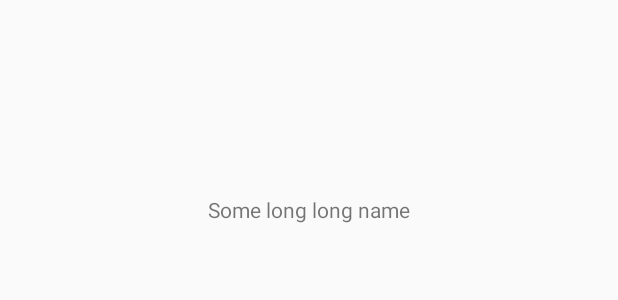
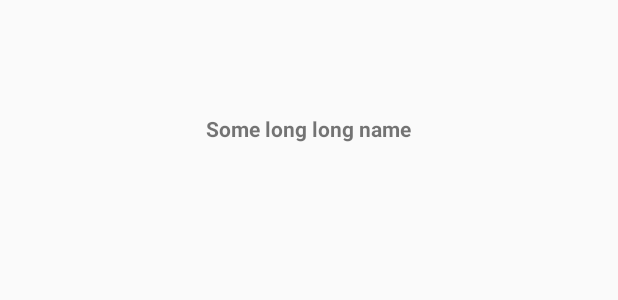
Before and after one commit to Superdude09/GitHubProject, an Android app: the layout layout_user_info.xml on its own in the app's theme, with its tools: preview values and no code run, on a phone screen of 412 x 824 dp. Shown: the top 300 px of the screen. Run offline under Robolectric (Android 15) with nearby library versions, the phone set to English and light mode, and no system bars; network calls fail.

```diff
--- a/app/src/main/java/com/example/githubproject/userinfo/UserReposListAdapter.kt
+++ b/app/src/main/java/com/example/githubproject/userinfo/UserReposListAdapter.kt
@@ -1,11 +1,9 @@
 package com.example.githubproject.userinfo
 
 import android.view.ViewGroup
-import android.widget.TextView
 import androidx.recyclerview.widget.RecyclerView
 import com.example.githubproject.userinfo.model.UserRepo
 import timber.log.Timber
-import java.lang.IndexOutOfBoundsException
 
 class UserReposListAdapter(private val listUserRepos: List<UserRepo>) : RecyclerView.Adapter<UserReposListAdapter.UserRepoViewHolder>() {
 
--- a/app/src/main/res/layout/layout_user_info.xml
+++ b/app/src/main/res/layout/layout_user_info.xml
@@ -5,7 +5,7 @@
     android:layout_width="match_parent"
     android:layout_height="match_parent"
     android:orientation="vertical"
-    android:padding="16dp">
+    android:padding="8dp">
 
     <LinearLayout
         android:id="@+id/user_info_container"
@@ -19,7 +19,7 @@
             android:layout_width="wrap_content"
             android:layout_height="0dp"
             android:layout_gravity="center_horizontal"
-            android:layout_weight="5"
+            android:layout_weight="6"
             android:importantForAccessibility="no" />
 
         <TextView
@@ -29,6 +29,7 @@
             android:layout_gravity="center_horizontal"
             android:layout_marginTop="8dp"
             android:layout_weight="1"
+            android:textStyle="bold"
             tools:text="Some long long name" />
 
     </LinearLayout>
@@ -37,7 +38,7 @@
         android:id="@+id/user_repos_container"
         android:layout_width="match_parent"
         android:layout_height="wrap_content"
-        android:layout_weight="5" >
+        android:layout_weight="10">
 
         <androidx.recyclerview.widget.RecyclerView
             android:id="@+id/rv_user_repos"
```
Also changed, not shown: app/src/main/java/com/example/githubproject/common/Util.kt (+12 -0 lines), app/src/main/java/com/example/githubproject/userinfo/UserRepoComponent.kt (+27 -2 lines), app/src/main/res/layout/activity_main.xml (+5 -8 lines), app/src/main/res/layout/layout_user_repo_list_item.xml (+6 -7 lines).
